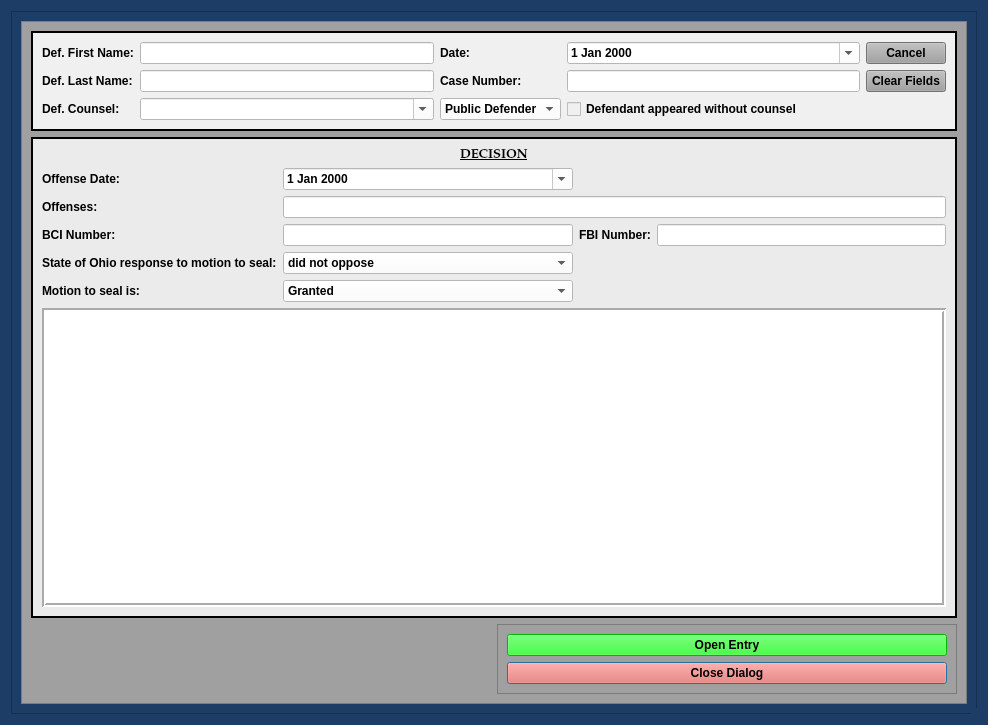
Before: the Qt Designer form munientry/views/ui/CriminalSealingDialog.ui in HunterProgram22/MuniEntry, drawn with Qt 5.
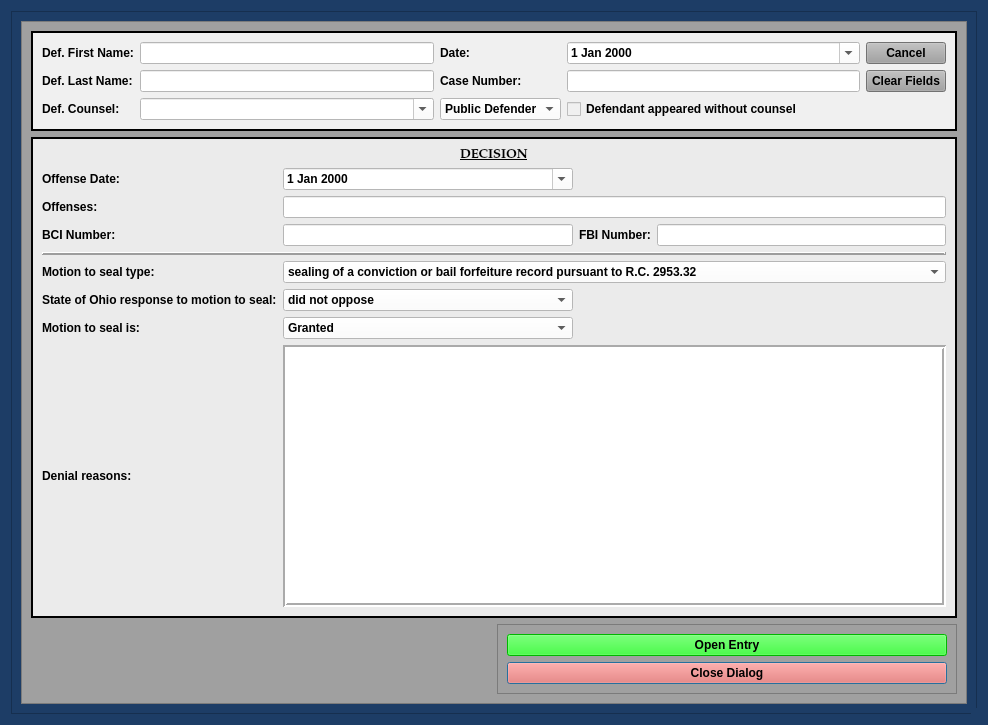
After: the same form once the commit is applied. Custom widgets are drawn as their Qt base class.

Commit message: Added additional sealing options and updated template and model.

```diff
--- a/munientry/views/ui/CriminalSealingDialog.ui
+++ b/munientry/views/ui/CriminalSealingDialog.ui
@@ -404,20 +404,7 @@
             <property name="lineWidth">
              <number>2</number>
             </property>
-            <layout class="QGridLayout" name="gridLayout_6" rowstretch="0,0,0,0,0,0,0,0">
-             <item row="7" column="0" colspan="4">
-              <widget class="QPlainTextEdit" name="entry_content_textEdit">
-               <property name="styleSheet">
-                <string notr="true">background-color: rgb(255, 255, 255);</string>
-               </property>
-               <property name="frameShape">
-                <enum>QFrame::Box</enum>
-               </property>
-               <property name="lineWidth">
-                <number>2</number>
-               </property>
-              </widget>
-             </item>
+            <layout class="QGridLayout" name="gridLayout_6" rowstretch="0,0,0,0,0,0,0,0,0,0,0">
              <item row="0" column="0" colspan="4">
               <widget class="QLabel" name="label_4">
                <property name="font">
@@ -452,6 +439,13 @@
                </property>
               </widget>
              </item>
+             <item row="8" column="0">
+              <widget class="QLabel" name="label_5">
+               <property name="text">
+                <string>Motion to seal is:</string>
+               </property>
+              </widget>
+             </item>
              <item row="1" column="0">
               <widget class="QLabel" name="label_8">
                <property name="text">
@@ -459,14 +453,14 @@
                </property>
               </widget>
              </item>
-             <item row="5" column="0">
+             <item row="7" column="0">
               <widget class="QLabel" name="label_6">
                <property name="text">
                 <string>State of Ohio response to motion to seal:</string>
                </property>
               </widget>
              </item>
-             <item row="5" column="1">
+             <item row="7" column="1">
               <widget class="NoScrollComboBox" name="state_response_box">
                <property name="styleSheet">
                 <string notr="true">background-color: rgb(255, 255, 255);</string>
@@ -483,6 +477,28 @@
                </item>
               </widget>
              </item>
+             <item row="8" column="1">
+              <widget class="NoScrollComboBox" name="seal_decision_box">
+               <property name="styleSheet">
+                <string notr="true">background-color: rgb(255, 255, 255);</string>
+               </property>
+               <item>
+                <property name="text">
+                 <string>Granted</string>
+                </property>
+               </item>
+               <item>
+                <property name="text">
+                 <string>Denied - with reason</string>
+                </property>
+               </item>
+               <item>
+                <property name="text">
+                 <string>Denied - ineligible</string>
+                </property>
+               </item>
+              </widget>
+             </item>
              <item row="1" column="1">
               <widget class="NoScrollDateEdit" name="offense_date">
                <property name="styleSheet">
@@ -522,33 +538,71 @@
                </property>
               </widget>
              </item>
+             <item row="6" column="1" colspan="3">
+              <widget class="NoScrollComboBox" name="sealing_type_box">
+               <property name="styleSheet">
+                <string notr="true">background-color: rgb(255, 255, 255);</string>
+               </property>
+               <item>
+                <property name="text">
+                 <string>sealing of a conviction or bail forfeiture record pursuant to R.C. 2953.32</string>
+                </property>
+               </item>
+               <item>
+                <property name="text">
+                 <string>sealing after a not guilty finding or dismissal pursuant to R.C. 2953.33</string>
+                </property>
+               </item>
+               <item>
+                <property name="text">
+                 <string>expungement of firearms conviction pursuant to R.C. 2953.35</string>
+                </property>
+               </item>
+               <item>
+                <property name="text">
+                 <string>expungment of conviction by victim of human trafficking pursuant to R.C. 2935.36</string>
+                </property>
+               </item>
+              </widget>
+             </item>
              <item row="6" column="0">
-              <widget class="QLabel" name="label_5">
+              <widget class="QLabel" name="label_11">
                <property name="text">
-                <string>Motion to seal is:</string>
+                <string>Motion to seal type:</string>
                </property>
               </widget>
              </item>
-             <item row="6" column="1">
-              <widget class="NoScrollComboBox" name="seal_decision_box">
+             <item row="5" column="0" colspan="4">
+              <widget class="Line" name="line">
+               <property name="frameShadow">
+                <enum>QFrame::Raised</enum>
+               </property>
+               <property name="lineWidth">
+                <number>2</number>
+               </property>
+               <property name="orientation">
+                <enum>Qt::Horizontal</enum>
+               </property>
+              </widget>
+             </item>
+             <item row="9" column="0">
+              <widget class="QLabel" name="denial_reasons_label">
+               <property name="text">
+                <string>Denial reasons:</string>
+               </property>
+              </widget>
+             </item>
+             <item row="9" column="1" colspan="3">
+              <widget class="QPlainTextEdit" name="denial_reasons_text_box">
                <property name="styleSheet">
                 <string notr="true">background-color: rgb(255, 255, 255);</string>
                </property>
-               <item>
-                <property name="text">
-                 <string>Granted</string>
-                </property>
-               </item>
-               <item>
-                <property name="text">
-                 <string>Denied - with reason</string>
-                </property>
-               </item>
-               <item>
-                <property name="text">
-                 <string>Denied - ineligible</string>
-                </property>
-               </item>
+               <property name="frameShape">
+                <enum>QFrame::Box</enum>
+               </property>
+               <property name="lineWidth">
+                <number>2</number>
+               </property>
               </widget>
              </item>
             </layout>
```
Left out of the diff: 12 changed lines with no effect on the pictures. The commit also changes 6 other files.
